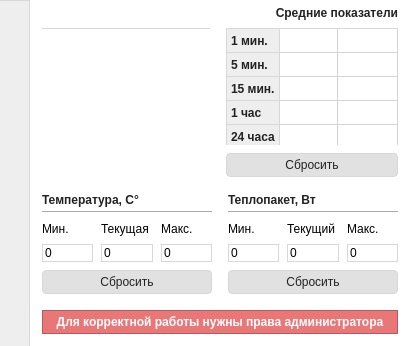
Qt form windows/main.ui (treepoint/AveTemp) before a commit.
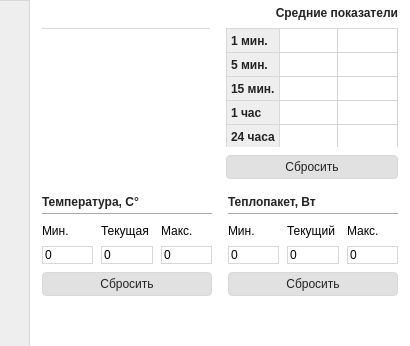
The same form after that commit. Icons and pictures are not drawn.

What changed in the file:
```diff
--- a/windows/main.ui
+++ b/windows/main.ui
@@ -991,11 +991,11 @@
             <property name="maximumSize">
              <size>
               <width>16777215</width>
-              <height>24</height>
+              <height>28</height>
              </size>
             </property>
             <property name="styleSheet">
-             <string notr="true">background: #ea7777; color: white; font-weight: bold;</string>
+             <string notr="true">color: white; font-weight: bold; border-radius:4px;</string>
             </property>
             <property name="frameShape">
              <enum>QFrame::StyledPanel</enum>
```
Left out of the diff: 10 changed lines with no effect on the pictures.
